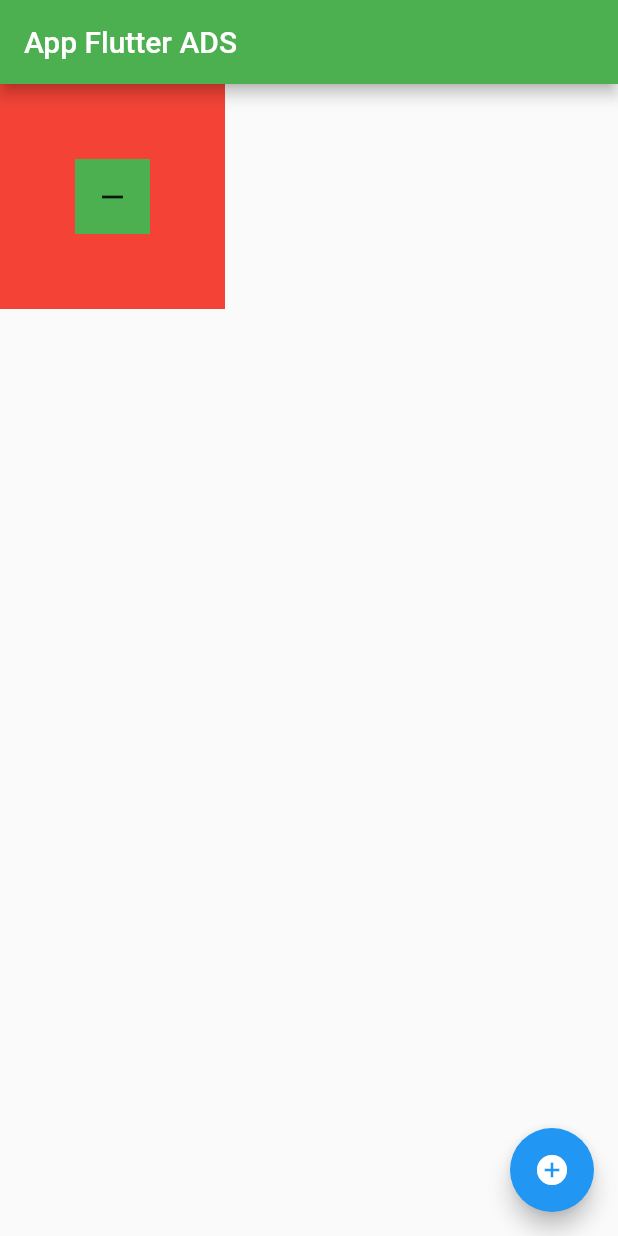
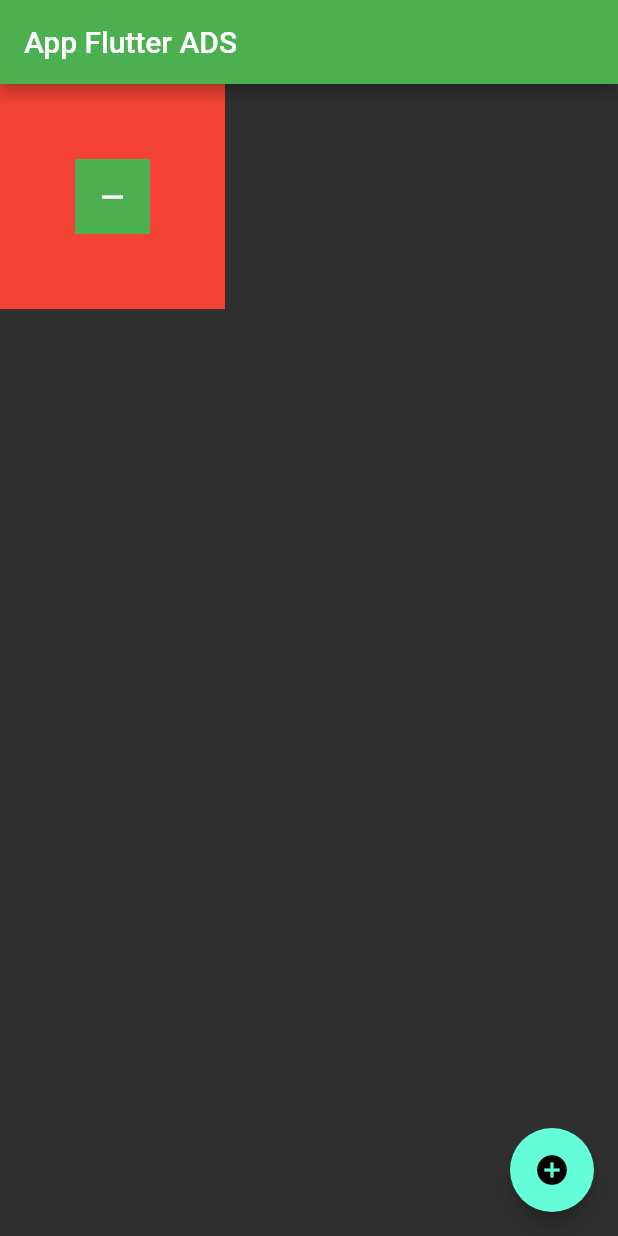
Before and after one commit to carlosviniamar/Dispositivo_Moveis, a Flutter app: the screen it shows after launch, on a phone screen of 412 x 824 dp. Run offline on Flutter 3.47's test engine with Material 2 defaults, Android fonts, the phone set to English and light mode, and no system bars.

Commit message:
Versão 1.6
Mudar thema e cor

```diff
--- a/lib/app_widget.dart
+++ b/lib/app_widget.dart
@@ -11,7 +11,7 @@ class AppWidget extends StatelessWidget {
   @override
   Widget build(BuildContext context) {
     return MaterialApp(
-      theme: ThemeData(primaryColor: Colors.green),
+      theme: ThemeData(primaryColor: Colors.green, brightness: Brightness.dark),
       home: HomePage(),
     );
   }
```
